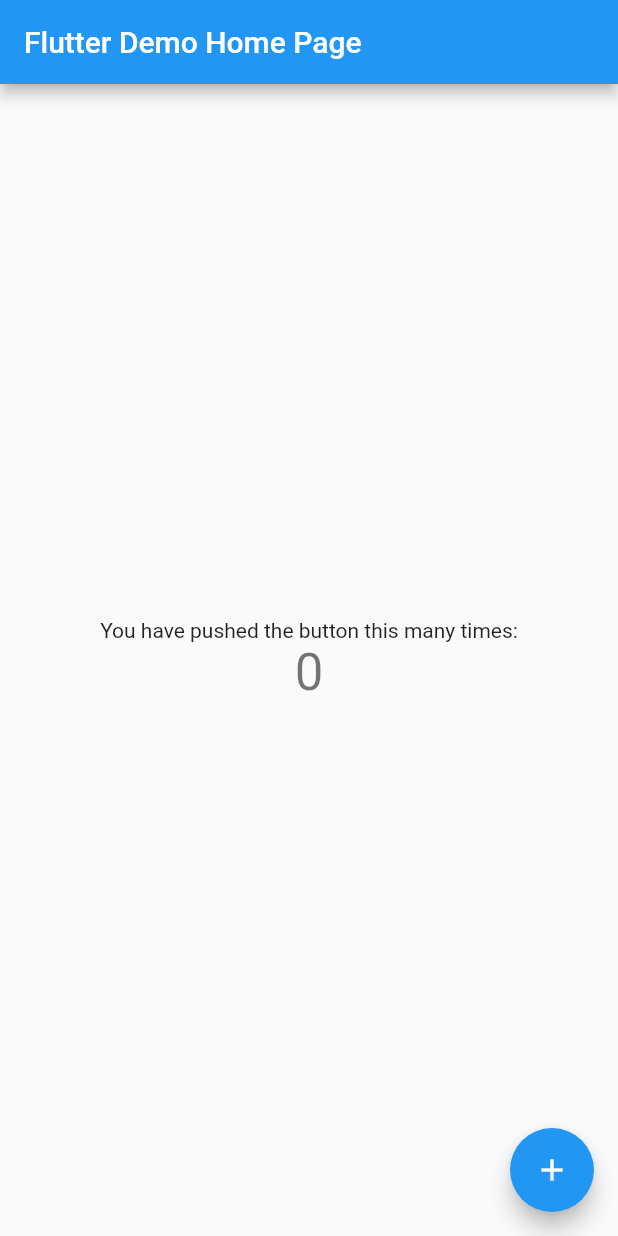
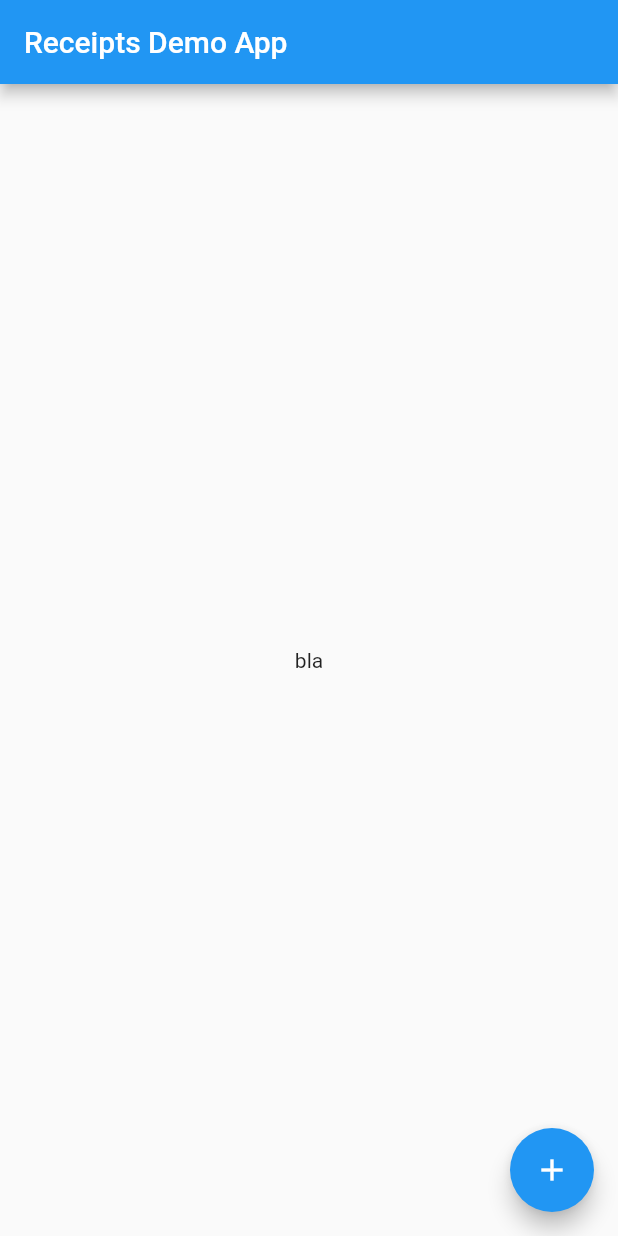
Before and after one commit to devrobbey/receipes_list_dummy_app, a Flutter app: the screen it shows after launch, on a phone screen of 412 x 824 dp. Run offline on Flutter 3.47's test engine with Material 2 defaults, Android fonts, the phone set to English and light mode, and no system bars; our stand-ins replace equatable.

Commit message:
add dummy classes

```diff
--- a/lib/main.dart
+++ b/lib/main.dart
@@ -1,4 +1,5 @@
 import 'package:flutter/material.dart';
+import 'package:receipts_list_dummy_app/pages/add_receipt/add_receipt_page.dart';
 
 void main() {
   runApp(const MyApp());
@@ -14,54 +15,7 @@ class MyApp extends StatelessWidget {
       theme: ThemeData(
         primarySwatch: Colors.blue,
       ),
-      home: const MyHomePage(title: 'Flutter Demo Home Page'),
+      home: const ReceiptsPage(),
     );
   }
 }
-
-class MyHomePage extends StatefulWidget {
-  const MyHomePage({Key? key, required this.title}) : super(key: key);
-
-  final String title;
-
-  @override
-  State<MyHomePage> createState() => _MyHomePageState();
-}
-
-class _MyHomePageState extends State<MyHomePage> {
-  int _counter = 0;
-
-  void _incrementCounter() {
-    setState(() {
-      _counter++;
-    });
-  }
-
-  @override
-  Widget build(BuildContext context) {
-    return Scaffold(
-      appBar: AppBar(
-        title: Text(widget.title),
-      ),
-      body: Center(
-        child: Column(
-          mainAxisAlignment: MainAxisAlignment.center,
-          children: <Widget>[
-            const Text(
-              'You have pushed the button this many times:',
-            ),
-            Text(
-              '$_counter',
-              style: Theme.of(context).textTheme.headline4,
-            ),
-          ],
-        ),
-      ),
-      floatingActionButton: FloatingActionButton(
-        onPressed: _incrementCounter,
-        tooltip: 'Increment',
-        child: const Icon(Icons.add),
-      ),
-    );
-  }
-}
--- /dev/null
+++ b/lib/pages/add_receipt/add_receipt_page.dart
@@ -0,0 +1,28 @@
+
+import 'package:flutter/material.dart';
+
+class ReceiptsPage extends StatelessWidget{
+  const ReceiptsPage({Key? key,}) : super(key: key);
+
+  @override
+  Widget build(BuildContext context) {
+    return Scaffold(
+      appBar: AppBar(
+        title: const Text('Receipts Demo App'),
+      ),
+      body: Center(
+        child: Column(
+          mainAxisAlignment: MainAxisAlignment.center,
+          children: <Widget>[
+            Text('bla'),
+          ],
+        ),
+      ),
+      floatingActionButton: const FloatingActionButton(
+        onPressed: null,
+        tooltip: 'Increment',
+        child: Icon(Icons.add),
+      ),
+    );
+  }
+}
--- /dev/null
+++ b/lib/pages/receipts_page/receipts_page.dart
@@ -0,0 +1,28 @@
+
+import 'package:flutter/material.dart';
+
+class ReceiptsPage extends StatelessWidget{
+  const ReceiptsPage({Key? key,}) : super(key: key);
+
+  @override
+  Widget build(BuildContext context) {
+    return Scaffold(
+      appBar: AppBar(
+        title: const Text('Receipts Demo App'),
+      ),
+      body: Center(
+        child: Column(
+          mainAxisAlignment: MainAxisAlignment.center,
+          children: <Widget>[
+            Text('bla'),
+          ],
+        ),
+      ),
+      floatingActionButton: const FloatingActionButton(
+        onPressed: null,
+        tooltip: 'Increment',
+        child: Icon(Icons.add),
+      ),
+    );
+  }
+}
--- a/pubspec.yaml
+++ b/pubspec.yaml
@@ -1,4 +1,4 @@
-name: receipes_list_dummy_app
+name: receipts_list_dummy_app
 description: A new Flutter project.
 
 # The following line prevents the package from being accidentally published to
@@ -30,6 +30,10 @@ dependencies:
   flutter:
     sdk: flutter
 
+  flutter_bloc: ^7.3.0
+  bloc: ^7.0.0
+  equatable: ^2.0.0
+  meta: ^1.3.0
 
   # The following adds the Cupertino Icons font to your application.
   # Use with the CupertinoIcons class for iOS style icons.
```
Also changed, not shown: lib/model/receipt.dart (added, +30 -0 lines), lib/pages/add_receipt/add_receipt_bloc.dart (added), lib/pages/receipts_page/receipts_page_bloc.dart (added), lib/receipts_repo.dart (added), pubspec.lock.
